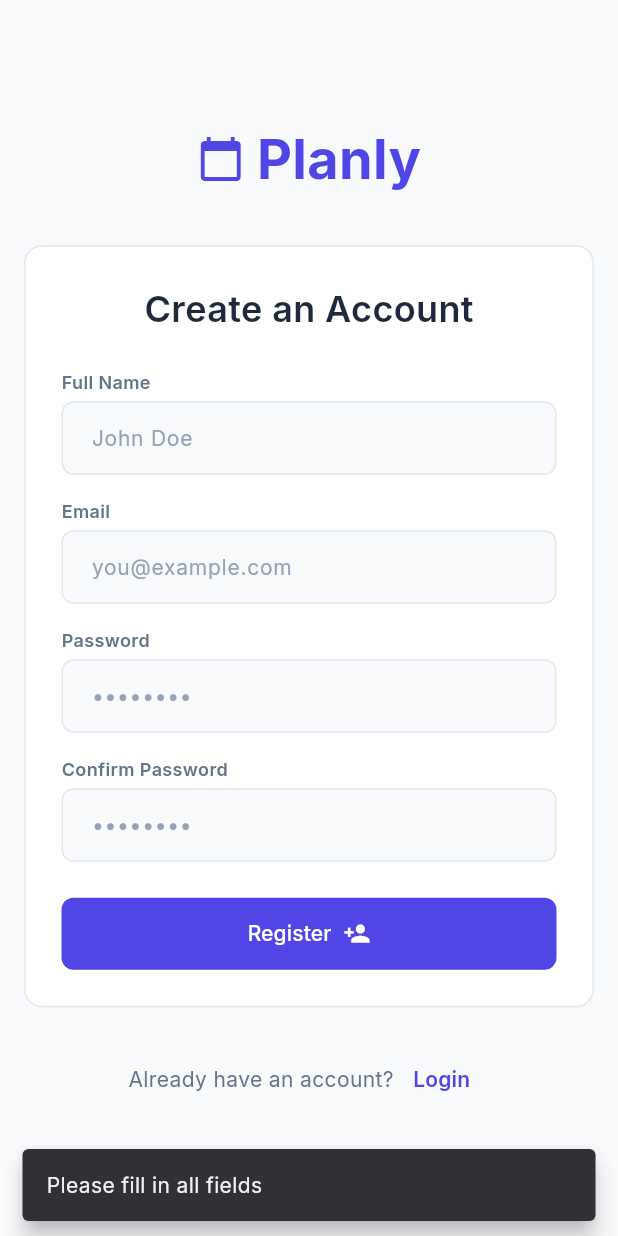
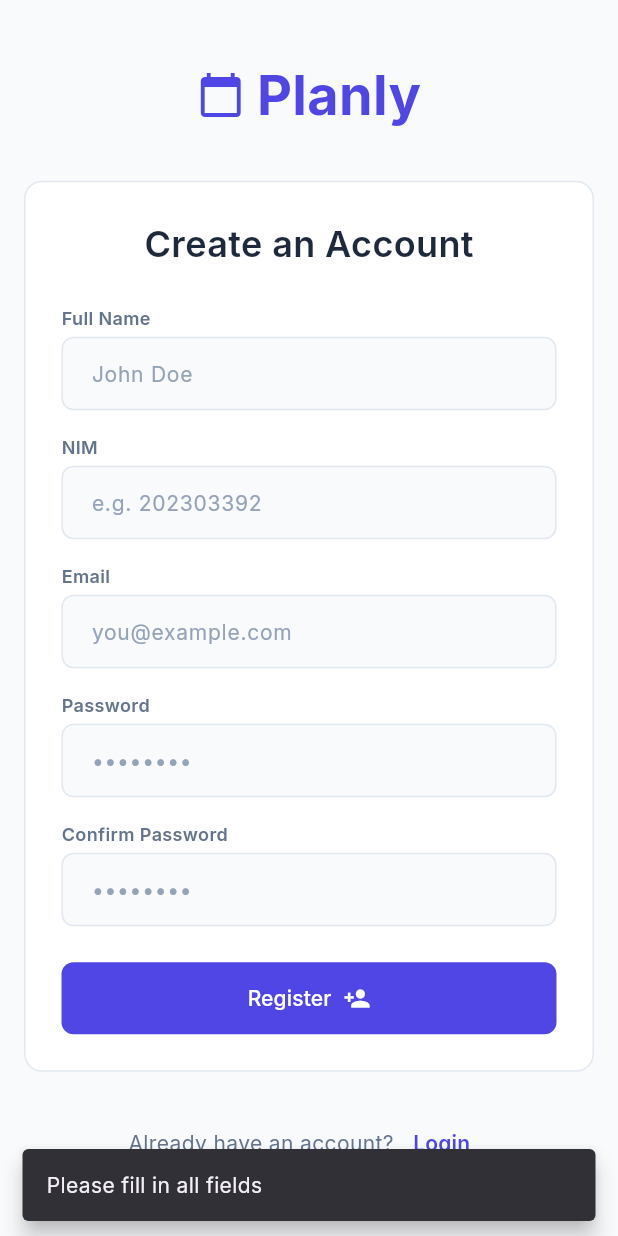
Before and after one commit to NikkkDevvv/planly, a Flutter app: the RegisterScreen screen opened directly, after a tap on "Register", on a phone screen of 412 x 824 dp. Run offline on Flutter 3.47's test engine with Material 3 defaults, Android fonts, the phone set to English and light mode, and no system bars; our stand-ins replace flutter_dotenv, google_fonts, shared_preferences; accounts and stored records are empty.

Commit message:
fix: regist bugg

```diff
--- a/lib/features/auth/screens/register_screen.dart
+++ b/lib/features/auth/screens/register_screen.dart
@@ -13,6 +13,7 @@ class RegisterScreen extends StatefulWidget {
 
 class _RegisterScreenState extends State<RegisterScreen> {
   final TextEditingController _name_controller = TextEditingController();
+  final TextEditingController _nim_controller = TextEditingController(); // Controller Baru
   final TextEditingController _email_controller = TextEditingController();
   final TextEditingController _password_controller = TextEditingController();
   final TextEditingController _confirm_password_controller = TextEditingController();
@@ -23,6 +24,7 @@ class _RegisterScreenState extends State<RegisterScreen> {
   @override
   void dispose() {
     _name_controller.dispose();
+    _nim_controller.dispose(); // Dispose Controller Baru
     _email_controller.dispose();
     _password_controller.dispose();
     _confirm_password_controller.dispose();
@@ -31,13 +33,20 @@ class _RegisterScreenState extends State<RegisterScreen> {
 
   Future<void> _handle_register() async {
     final name = _name_controller.text.trim();
+    final nim = _nim_controller.text.trim(); // Mengambil input NIM
     final email = _email_controller.text.trim();
     final password = _password_controller.text.trim();
     final confirm_password = _confirm_password_controller.text.trim();
-    final nim = "12345678"; // Placeholder NIM, ganti sesuai kebutuhan
 
-    if (name.isEmpty || email.isEmpty || password.isEmpty) {
+    // Validasi field kosong termasuk NIM
+    if (name.isEmpty || nim.isEmpty || email.isEmpty || password.isEmpty) {
       _show_message('Please fill in all fields');
+      return;
+    }
+
+    // Validasi minimal 6 karakter sesuai kebutuhan backend
+    if (password.length < 6) {
+      _show_message('Password must be at least 6 characters long');
       return;
     }
 
@@ -49,7 +58,8 @@ class _RegisterScreenState extends State<RegisterScreen> {
     setState(() => _is_loading = true);
 
     try {
-      final result = await _auth_service.register(name, email, password,nim);
+      // Mengirim variabel nim ke AuthService
+      final result = await _auth_service.register(name, email, password, nim);
 
       if (result['success'] == true && mounted) {
         _show_message('Registration successful! Please login.');
@@ -115,6 +125,14 @@ class _RegisterScreenState extends State<RegisterScreen> {
                         hintText: 'John Doe',
                       ),
                       const SizedBox(height: 16),
+                      // Input Field untuk NIM
+                      CustomTextField(
+                        controller: _nim_controller,
+                        label: 'NIM',
+                        hintText: 'e.g. 202303392',
+                        keyboardType: TextInputType.text,
+                      ),
+                      const SizedBox(height: 16),
                       CustomTextField(
                         controller: _email_controller,
                         label: 'Email',
--- a/lib/features/tasks/screens/task_screen.dart
+++ b/lib/features/tasks/screens/task_screen.dart
@@ -1,6 +1,5 @@
 import 'package:flutter/material.dart';
 import 'package:intl/intl.dart';
-import '../../../core/theme/app_colors.dart';
 import '../../../data/models/task_model.dart';
 import '../../../data/models/course_model.dart';
 import '../../courses/services/course_service.dart';
```
Also changed, not shown: 1 other file.
